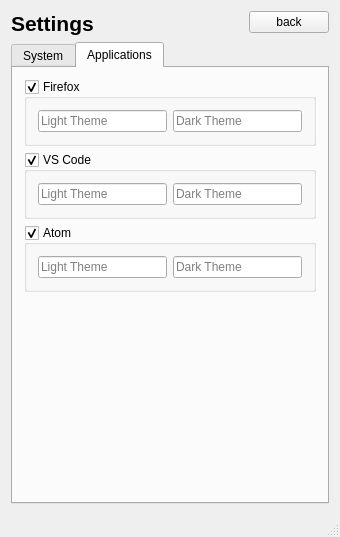
Old version of the form src/ui/settings.ui in the repository oskarsh/Yin-Yang.
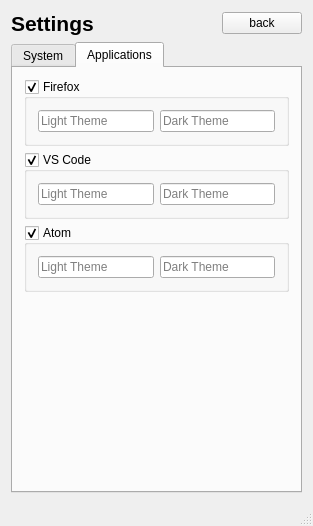
New version of the form. The open tabs and pages were chosen to show the change. Icons and pictures are not drawn.

What changed in the file:
```diff
--- a/src/ui/settings.ui
+++ b/src/ui/settings.ui
@@ -5,32 +5,6 @@
   <property name="enabled">
    <bool>true</bool>
   </property>
-  <property name="geometry">
-   <rect>
-    <x>0</x>
-    <y>0</y>
-    <width>340</width>
-    <height>537</height>
-   </rect>
-  </property>
-  <property name="sizePolicy">
-   <sizepolicy hsizetype="Preferred" vsizetype="Preferred">
-    <horstretch>0</horstretch>
-    <verstretch>0</verstretch>
-   </sizepolicy>
-  </property>
-  <property name="minimumSize">
-   <size>
-    <width>0</width>
-    <height>0</height>
-   </size>
-  </property>
-  <property name="maximumSize">
-   <size>
-    <width>1000</width>
-    <height>1000</height>
-   </size>
-  </property>
   <property name="baseSize">
    <size>
     <width>260</width>
@@ -74,7 +48,7 @@
         </property>
        </widget>
       </item>
-      <item alignment="Qt::AlignRight|Qt::AlignTop">
+      <item alignment="Qt::AlignRight|Qt::AlignVCenter">
        <widget class="QPushButton" name="buttonBack">
         <property name="text">
          <string>back</string>
```
Left out of the diff: 2 changed lines with no effect on the pictures.
